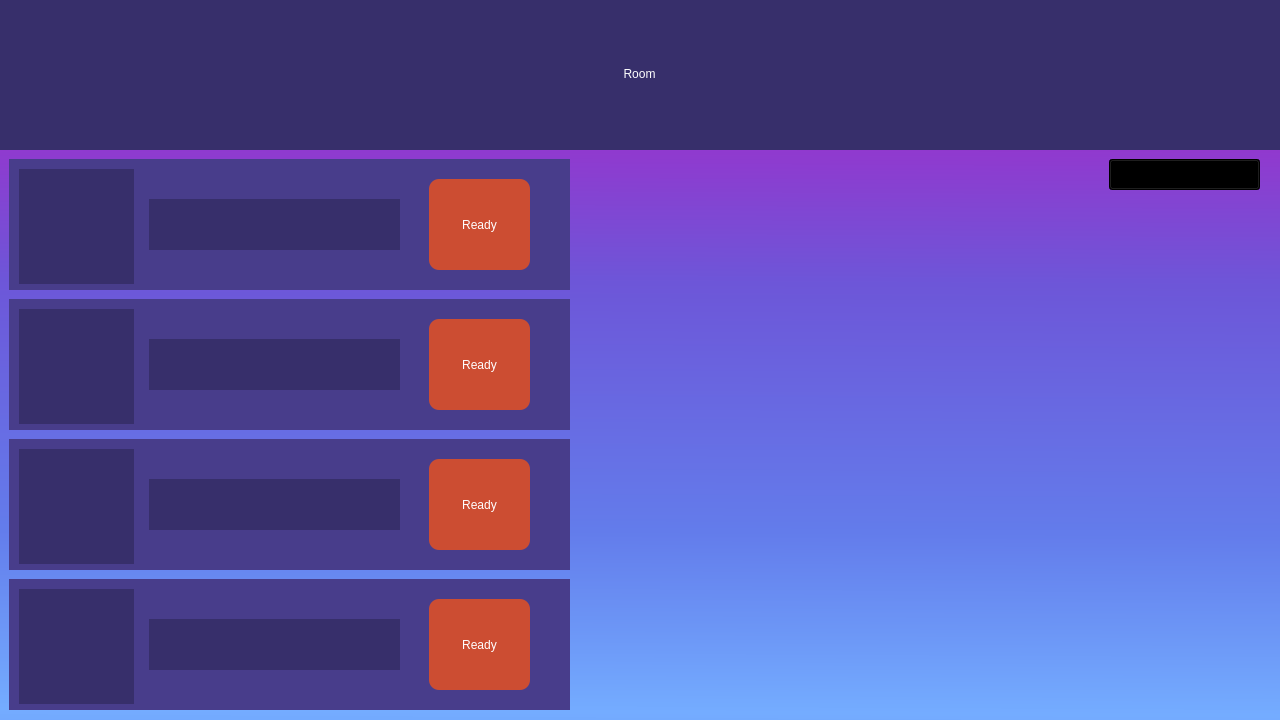
Above: Client/Client/PlayForm.ui from Mihnea11/Triviador before the change. Below: the same form after it.
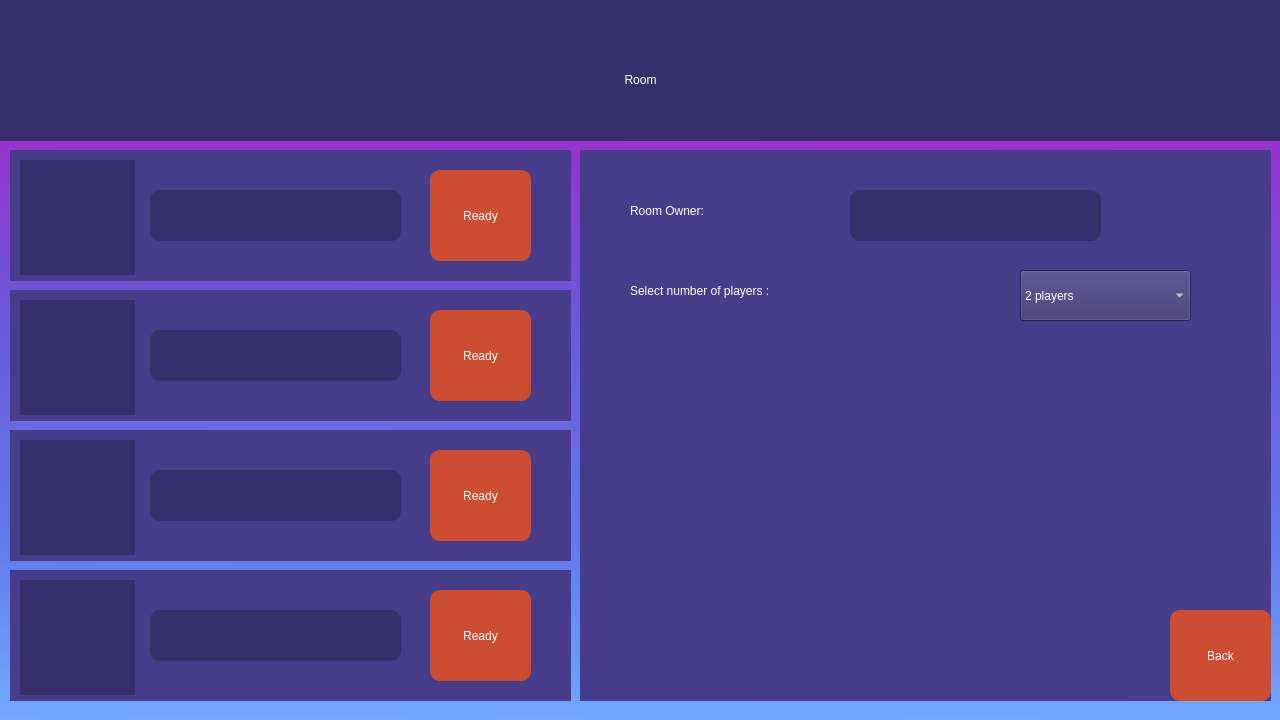
That is the form after the change.

Commit message: Finished Room Form

```diff
--- a/Client/Client/PlayForm.ui
+++ b/Client/Client/PlayForm.ui
@@ -125,8 +125,8 @@
    <widget class="QWidget" name="RoomForm" native="true">
     <property name="geometry">
      <rect>
-      <x>-1</x>
-      <y>-1</y>
+      <x>0</x>
+      <y>20</y>
       <width>1281</width>
       <height>721</height>
      </rect>
@@ -140,7 +140,7 @@
        <x>0</x>
        <y>0</y>
        <width>1281</width>
-       <height>151</height>
+       <height>121</height>
       </rect>
      </property>
      <property name="styleSheet">
@@ -155,21 +155,11 @@
       <set>Qt::AlignCenter</set>
      </property>
     </widget>
-    <widget class="QComboBox" name="RoomPlayers">
-     <property name="geometry">
-      <rect>
-       <x>1110</x>
-       <y>160</y>
-       <width>151</width>
-       <height>31</height>
-      </rect>
-     </property>
-    </widget>
     <widget class="QWidget" name="RoomPlayer1" native="true">
      <property name="geometry">
       <rect>
        <x>10</x>
-       <y>160</y>
+       <y>130</y>
        <width>561</width>
        <height>131</height>
       </rect>
@@ -203,7 +193,11 @@
        </rect>
       </property>
       <property name="styleSheet">
-       <string notr="true">background-color: rgb(55, 47, 107);</string>
+       <string notr="true">background-color: rgb(55, 47, 107);
+color: rgb(255, 255, 255);
+font: 700 20pt &quot;Segoe UI&quot;;
+border: 2px;
+border-radius: 10px;</string>
       </property>
       <property name="text">
        <string/>
@@ -234,7 +228,7 @@
      <property name="geometry">
       <rect>
        <x>10</x>
-       <y>300</y>
+       <y>270</y>
        <width>561</width>
        <height>131</height>
       </rect>
@@ -268,7 +262,11 @@
        </rect>
       </property>
       <property name="styleSheet">
-       <string notr="true">background-color: rgb(55, 47, 107);</string>
+       <string notr="true">background-color: rgb(55, 47, 107);
+color: rgb(255, 255, 255);
+font: 700 20pt &quot;Segoe UI&quot;;
+border: 2px;
+border-radius: 10px;</string>
       </property>
       <property name="text">
        <string/>
@@ -299,7 +297,7 @@
      <property name="geometry">
       <rect>
        <x>10</x>
-       <y>440</y>
+       <y>410</y>
        <width>561</width>
        <height>131</height>
       </rect>
@@ -333,7 +331,11 @@
        </rect>
       </property>
       <property name="styleSheet">
-       <string notr="true">background-color: rgb(55, 47, 107);</string>
+       <string notr="true">background-color: rgb(55, 47, 107);
+color: rgb(255, 255, 255);
+font: 700 20pt &quot;Segoe UI&quot;;
+border: 2px;
+border-radius: 10px;</string>
       </property>
       <property name="text">
        <string/>
@@ -364,7 +366,7 @@
      <property name="geometry">
       <rect>
        <x>10</x>
-       <y>580</y>
+       <y>550</y>
        <width>561</width>
        <height>131</height>
       </rect>
@@ -398,7 +400,11 @@
        </rect>
       </property>
       <property name="styleSheet">
-       <string notr="true">background-color: rgb(55, 47, 107);</string>
+       <string notr="true">background-color: rgb(55, 47, 107);
+color: rgb(255, 255, 255);
+font: 700 20pt &quot;Segoe UI&quot;;
+border: 2px;
+border-radius: 10px;</string>
       </property>
       <property name="text">
        <string/>
@@ -425,6 +431,124 @@
       </property>
      </widget>
     </widget>
+    <widget class="QWidget" name="widget" native="true">
+     <property name="geometry">
+      <rect>
+       <x>580</x>
+       <y>130</y>
+       <width>691</width>
+       <height>551</height>
+      </rect>
+     </property>
+     <property name="styleSheet">
+      <string notr="true">background-color: rgb(72, 61, 139);</string>
+     </property>
+     <widget class="QLabel" name="RoomOwnerLabel">
+      <property name="geometry">
+       <rect>
+        <x>50</x>
+        <y>30</y>
+        <width>191</width>
+        <height>61</height>
+       </rect>
+      </property>
+      <property name="styleSheet">
+       <string notr="true">color: rgb(255, 255, 255);
+font: 700 22pt &quot;Segoe UI&quot;;</string>
+      </property>
+      <property name="text">
+       <string>Room Owner:</string>
+      </property>
+     </widget>
+     <widget class="QComboBox" name="RoomPlayerSelection">
+      <property name="geometry">
+       <rect>
+        <x>440</x>
+        <y>120</y>
+        <width>171</width>
+        <height>51</height>
+       </rect>
+      </property>
+      <property name="styleSheet">
+       <string notr="true">background-color: rgb(55, 47, 107);
+color: rgb(255, 255, 255);
+font: 700 18pt &quot;Segoe UI&quot;;
+</string>
+      </property>
+      <item>
+       <property name="text">
+        <string>2 players</string>
+       </property>
+      </item>
+      <item>
+       <property name="text">
+        <string>3 players</string>
+       </property>
+      </item>
+      <item>
+       <property name="text">
+        <string>4 players</string>
+       </property>
+      </item>
+     </widget>
+     <widget class="QLabel" name="RoomOwnerUsername">
+      <property name="geometry">
+       <rect>
+        <x>270</x>
+        <y>40</y>
+        <width>251</width>
+        <height>51</height>
+       </rect>
+      </property>
+      <property name="styleSheet">
+       <string notr="true">background-color: rgb(55, 47, 107);
+color: rgb(255, 255, 255);
+font: 700 20pt &quot;Segoe UI&quot;;
+border: 2px;
+border-radius: 10px;</string>
+      </property>
+      <property name="text">
+       <string/>
+      </property>
+     </widget>
+     <widget class="QLabel" name="SelectNoOfPlayersLabel">
+      <property name="geometry">
+       <rect>
+        <x>50</x>
+        <y>110</y>
+        <width>371</width>
+        <height>61</height>
+       </rect>
+      </property>
+      <property name="styleSheet">
+       <string notr="true">color: rgb(255, 255, 255);
+font: 700 22pt &quot;Segoe UI&quot;;</string>
+      </property>
+      <property name="text">
+       <string>Select number of players :</string>
+      </property>
+     </widget>
+     <widget class="QPushButton" name="RoomBackButton">
+      <property name="geometry">
+       <rect>
+        <x>590</x>
+        <y>460</y>
+        <width>101</width>
+        <height>91</height>
+       </rect>
+      </property>
+      <property name="styleSheet">
+       <string notr="true">border: 2px;
+color: rgb(255, 255, 255);
+border-radius: 10px;
+font: 700 16pt &quot;Segoe UI&quot;;
+background-color: rgb(204, 77, 50);</string>
+      </property>
+      <property name="text">
+       <string>Back</string>
+      </property>
+     </widget>
+    </widget>
    </widget>
   </widget>
  </widget>
```
